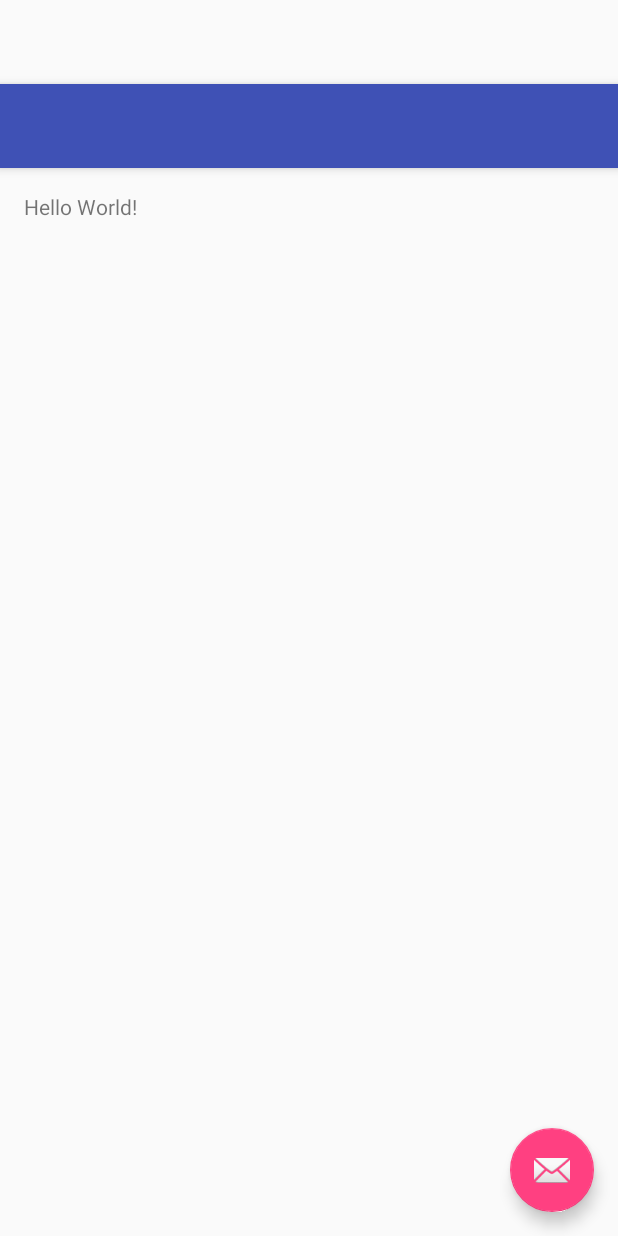
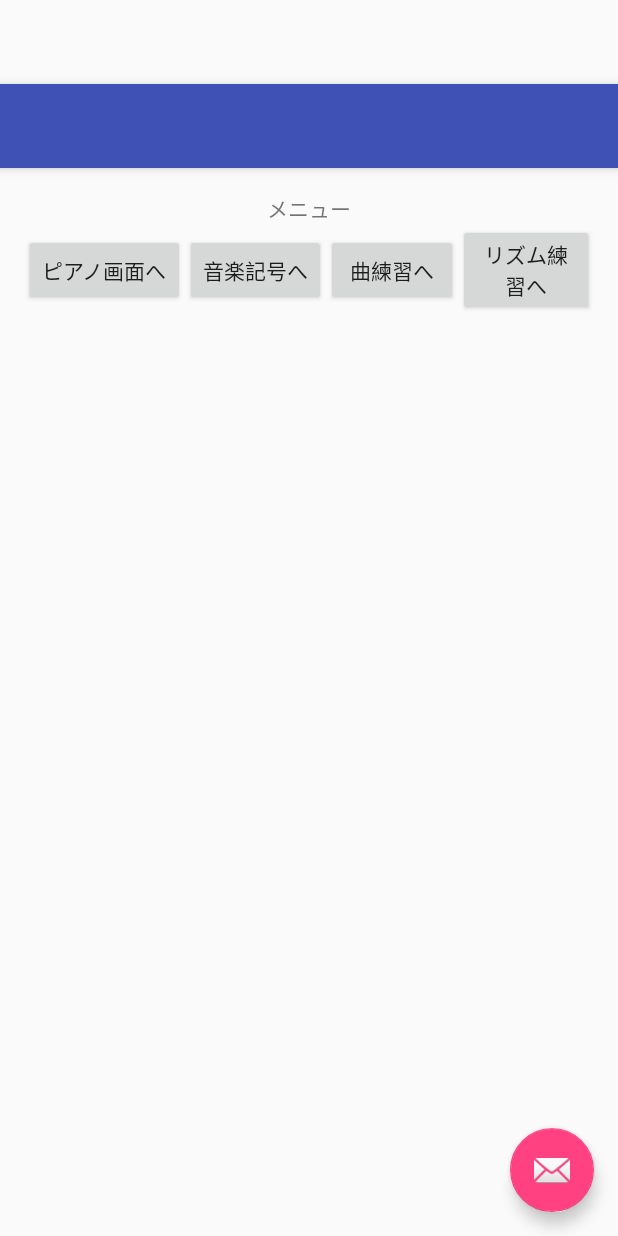
Before and after one commit to i08maeda/Piano, an Android app: the layout activity_piano.xml on its own in the app's theme, with its tools: preview values and no code run, on a phone screen of 412 x 824 dp. Run offline under Robolectric (Android 15) with nearby library versions, the phone set to English and light mode, and no system bars.

Commit message:
メイン画面を実装 (画面遷移はまだ)

```diff
--- a/app/src/main/AndroidManifest.xml
+++ b/app/src/main/AndroidManifest.xml
@@ -11,7 +11,8 @@
         <activity
             android:name=".PianoActivity"
             android:label="@string/app_name"
-            android:theme="@style/AppTheme.NoActionBar">
+            android:theme="@style/AppTheme.NoActionBar"
+            android:screenOrientation="landscape">
             <intent-filter>
                 <action android:name="android.intent.action.MAIN" />
 
--- a/app/src/main/res/layout/content_piano.xml
+++ b/app/src/main/res/layout/content_piano.xml
@@ -12,8 +12,40 @@
     tools:context="app.naoyuki.piano.PianoActivity"
     tools:showIn="@layout/activity_piano">
 
-    <TextView
-        android:layout_width="wrap_content"
-        android:layout_height="wrap_content"
-        android:text="Hello World!" />
+    <LinearLayout
+        android:layout_width="match_parent"
+        android:layout_height="match_parent"
+        android:orientation="vertical">
+        <TextView
+            android:layout_width="match_parent"
+            android:layout_height="wrap_content"
+            android:gravity="center"
+            android:text="メニュー"/>
+        <LinearLayout
+            android:layout_width="match_parent"
+            android:layout_height="wrap_content"
+            android:orientation="horizontal"
+            android:gravity="center">
+            <Button
+                android:id="@+id/go_to_piano"
+                android:layout_width="wrap_content"
+                android:layout_height="wrap_content"
+                android:text="ピアノ画面へ"/>
+            <Button
+                android:id="@+id/go_to_music_terms"
+                android:layout_width="wrap_content"
+                android:layout_height="wrap_content"
+                android:text="音楽記号へ"/>
+            <Button
+                android:id="@+id/go_to_music_practice"
+                android:layout_width="wrap_content"
+                android:layout_height="wrap_content"
+                android:text="曲練習へ"/>
+            <Button
+                android:id="@+id/go_to_rhythm_practice"
+                android:layout_width="wrap_content"
+                android:layout_height="wrap_content"
+                android:text="リズム練習へ"/>
+        </LinearLayout>
+    </LinearLayout>
 </RelativeLayout>
```
Also changed, not shown: app/src/main/java/app/naoyuki/piano/PianoActivity.java (+38 -0 lines).
